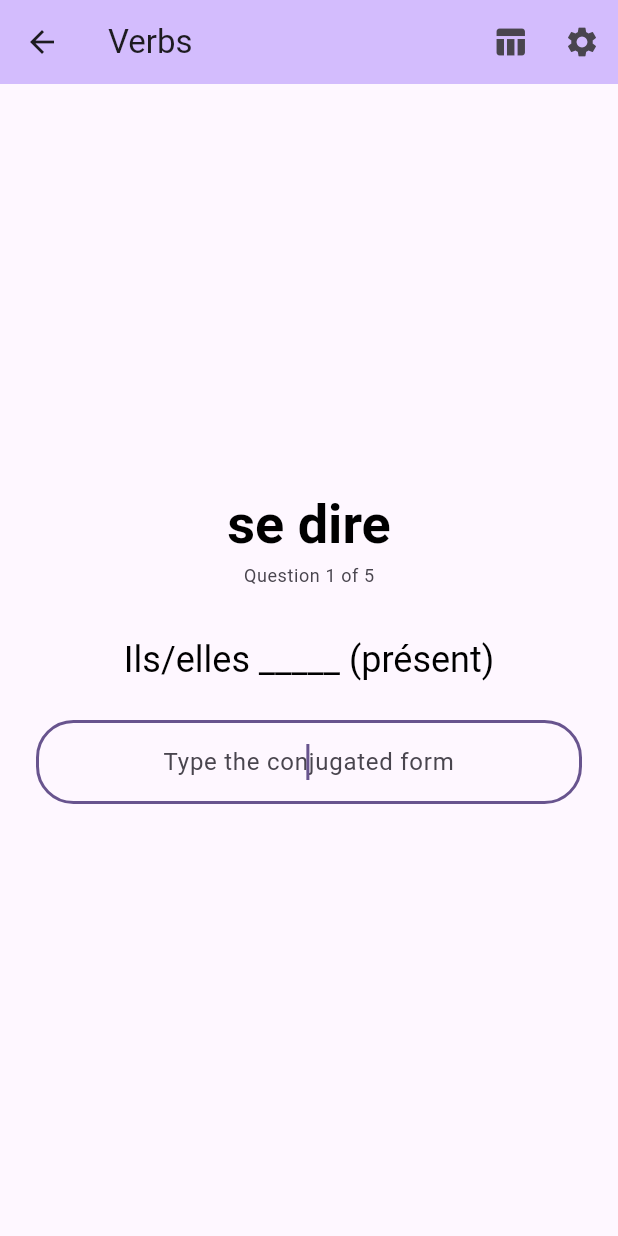
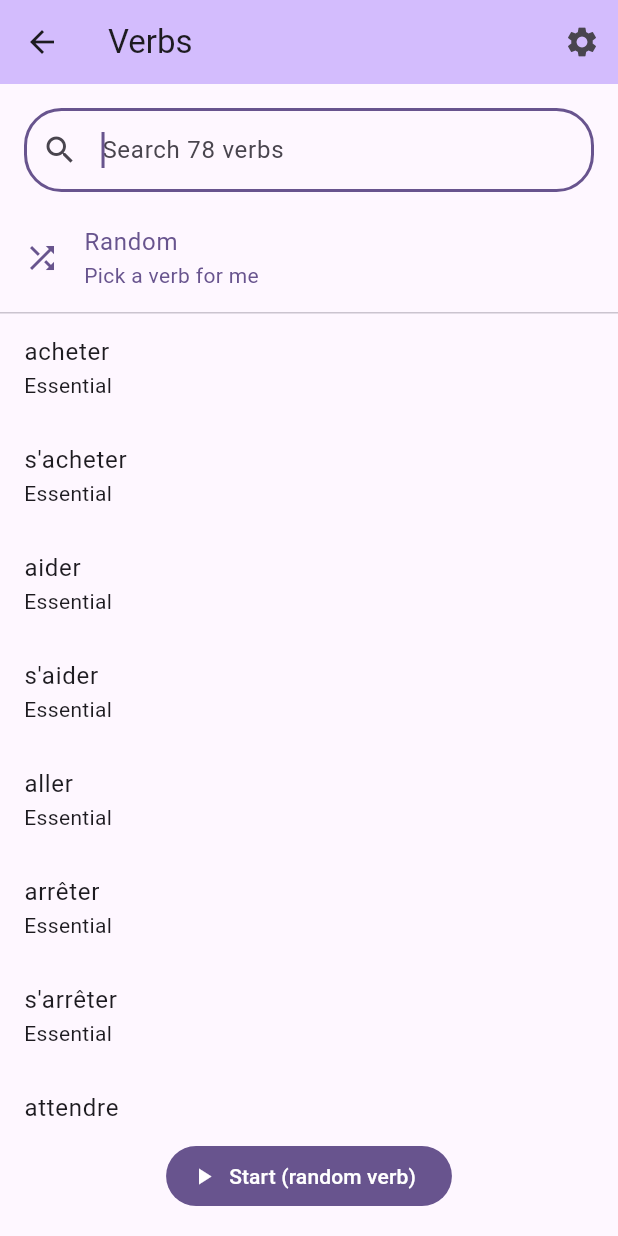
Before and after one commit to mrhockeymonkey/enfr, a Flutter app: the VerbsPage screen opened by its route, on a phone screen of 412 x 824 dp. Run offline on Flutter 3.47's test engine with Material 3 defaults, Android fonts, the phone set to English and light mode, and no system bars; our stand-ins replace flutter_secure_storage, web; missing offline and left inert: dart:js_interop, gpt_markdown, mistralai_client_dart; accounts and stored records are empty; statements that could not run were skipped.

Commit message:
improved verb practice (#32)
Co-authored-by: scott <scott.matthews343@gmail.com>

```diff
--- a/lib/data/verb_repository.dart
+++ b/lib/data/verb_repository.dart
@@ -17,14 +17,28 @@ class VerbRepository {
   }
 
   static Future<List<Verb>> _loadTier(VerbTier tier) async {
+    final hAspire = await _hAspire;
     final raw = await rootBundle.loadString(tier.assetPath);
     final json = jsonDecode(raw) as Map<String, dynamic>;
     final entries = json['verbs'] as Map<String, dynamic>;
     return [
       for (final entry in entries.entries)
-        if (Verb.fromJson(entry.key, tier, entry.value as Map<String, dynamic>)
+        if (Verb.fromJson(entry.key, tier, entry.value as Map<String, dynamic>,
+                hAspire: hAspire.contains(entry.key))
             case final verb?)
           verb
     ];
   }
+
+  static final Future<Set<String>> _hAspire =
+      rootBundle.loadString('assets/verbs/h_aspire.txt').then(parseHAspire);
+
+  /// The infinitives in an `h_aspire.txt` listing, skipping blank lines and
+  /// `#` comments.
+  static Set<String> parseHAspire(String text) => {
+        for (final line in text.split('\n'))
+          if (line.trim() case final verb
+              when verb.isNotEmpty && !verb.startsWith('#'))
+            verb
+      };
 }
--- a/lib/models/verb.dart
+++ b/lib/models/verb.dart
@@ -15,6 +15,10 @@ class Verb {
   /// reflexive pronoun ("me lève", "lève-toi").
   final bool pronominal;
 
+  /// True when the initial h is aspirated, so je does not elide before it
+  /// ("je hais", not "j'hais"). Listed in `assets/verbs/h_aspire.txt`.
+  final bool hAspire;
+
   const Verb({
     required this.infinitive,
     required this.tier,
@@ -22,10 +26,12 @@ class Verb {
     required this.forms,
     this.auxiliary = Auxiliary.avoir,
     this.pronominal = false,
+    this.hAspire = false,
   });
 
   static Verb? fromJson(
-      String infinitive, VerbTier tier, Map<String, dynamic> json) {
+      String infinitive, VerbTier tier, Map<String, dynamic> json,
+      {bool hAspire = false}) {
     final forms = <VerbTense, List<String?>>{};
     for (final tense in VerbTense.values) {
       final code = tense.code;
@@ -51,12 +57,20 @@ class Verb {
           ? Auxiliary.etre
           : Auxiliary.fromJson(meta is Map ? meta['auxiliary'] : null),
       pronominal: pronominal,
+      hAspire: hAspire,
     );
   }
 
   /// Whether the past participle agrees with the subject in compound tenses
   /// (être-auxiliary and pronominal verbs).
   bool get participleAgrees => pronominal || auxiliary == Auxiliary.etre;
+
+  /// This verb's WordReference French–English entry. The apostrophe is
+  /// escaped too ("s%27asseoir"), which [Uri.encodeComponent] leaves alone.
+  Uri get wordReferenceUrl => Uri.parse(
+        'https://www.wordreference.com/fren/'
+        '${Uri.encodeComponent(infinitive).replaceAll("'", '%27')}',
+      );
 
   bool hasTense(VerbTense tense) {
     if (tense.compound) {
--- a/lib/pages/verbs/verbs_page.dart
+++ b/lib/pages/verbs/verbs_page.dart
@@ -1,11 +1,13 @@
+import 'dart:math';
+
 import 'package:enfr/data/verb_repository.dart';
 import 'package:enfr/models/verb.dart';
 import 'package:enfr/models/verb_quiz_settings.dart';
-import 'package:enfr/pages/verbs/widgets/question_card.dart';
-import 'package:enfr/pages/verbs/widgets/verb_conjugation_sheet.dart';
+import 'package:enfr/pages/verbs/verb_quiz_page.dart';
 import 'package:enfr/pages/verbs/widgets/verb_quiz_settings_sheet.dart';
 import 'package:enfr/services/conjugation_quiz.dart';
 import 'package:enfr/services/verb_quiz_settings_service.dart';
+import 'package:enfr/services/verb_search.dart';
 import 'package:flutter/foundation.dart';
 import 'package:flutter/material.dart';
 
@@ -17,16 +19,30 @@ class VerbsPage extends StatefulWidget {
 }
 
 class _VerbsPageState extends State<VerbsPage> {
+  final _searchController = TextEditingController();
+  final _random = Random();
+
   VerbQuizSettings _settings = VerbQuizSettings.defaults;
+  List<Verb> _loaded = const [];
+
+  /// Loaded verbs that have at least one enabled tense.
   List<Verb> _verbs = const [];
-  ConjugationQuiz? _quiz;
-  ConjugationQuestion? _question;
+  List<Verb> _matches = const [];
+
+  /// The verb to practise; null means pick one at random on Start.
+  Verb? _selected;
   bool _loading = true;
 
   @override
   void initState() {
     super.initState();
     _init();
+  }
+
+  @override
+  void dispose() {
+    _searchController.dispose();
+    super.dispose();
   }
 
   Future<void> _init() async {
@@ -40,18 +56,23 @@ class _VerbsPageState extends State<VerbsPage> {
     setState(() => _loading = true);
     final verbs = await VerbRepository.loadTiers(_settings.tiers);
     if (!mounted) return;
-    _verbs = verbs;
+    _loaded = verbs;
     setState(() {
-      _rebuildQuiz();
+      _rebuildPool();
       _loading = false;
     });
   }
 
-  void _rebuildQuiz() {
-    final quiz = ConjugationQuiz(verbs: _verbs, tenses: _settings.tenses);
-    _quiz = quiz;
-    _question = quiz.isEmpty ? null : quiz.next();
+  void _rebuildPool() {
+    _verbs = [
+      for (final v in _loaded)
+        if (ConjugationQuiz.canQuiz(v, _settings.tenses)) v
+    ];
+    if (_selected != null && !_verbs.contains(_selected)) _selected = null;
+    _search();
   }
+
+  void _search() => _matches = searchVerbs(_verbs, _searchController.text);
 
   void _onSettingsChanged(VerbQuizSettings settings) {
     final tiersChanged = !setEquals(settings.tiers, _settings.tiers);
@@ -60,11 +81,9 @@ class _VerbsPageState extends State<VerbsPage> {
     if (tiersChanged) {
       _reloadVerbs();
     } else {
-      setState(_rebuildQuiz);
+      setState(_rebuildPool);
     }
   }
-
-  void _advance() => setState(() => _question = _quiz!.next());
 
   void _openSettings() {
     showModalBottomSheet(
@@ -77,12 +96,16 @@ class _VerbsPageState extends State<VerbsPage> {
     );
   }
 
-  void _openConjugations() {
-    final verb = _question!.verb;
-    showModalBottomSheet(
-      context: context,
-      isScrollControlled: true,
-      builder: (_) => VerbConjugationSheet(verb: verb),
+  void _select(Verb? verb) =>
+      setState(() => _selected = _selected == verb ? null : verb);
+
+  void _start() {
+    final verb = _selected ?? _verbs[_random.nextInt(_verbs.length)];
+    Navigator.push(
+      context,
+      MaterialPageRoute(
+        builder: (_) => VerbQuizPage(verb: verb, tenses: _settings.tenses),
+      ),
     );
   }
 
@@ -94,11 +117,6 @@ class _VerbsPageState extends State<VerbsPage> {
         backgroundColor: Theme.of(context).colorScheme.inversePrimary,
         actions: [
           IconButton(
-            icon: const Icon(Icons.table_chart),
-            tooltip: 'Show conjugations',
-            onPressed: _question == null ? null : _openConjugations,
-          ),
-          IconButton(
             icon: const Icon(Icons.settings),
             tooltip: 'Quiz settings',
             onPressed: _openSettings,
@@ -106,6 +124,21 @@ class _VerbsPageState extends State<VerbsPage> {
         ],
       ),
       body: _buildBody(context),
+      bottomNavigationBar: SafeArea(
+        child: Padding(
+          padding: const EdgeInsets.all(16),
+          child: Center(
+            heightFactor: 1,
+            child: FilledButton.icon(
+              icon: const Icon(Icons.play_arrow),
+              label: Text(_selected == null
+                  ? 'Start (random verb)'
+                  : 'Start: ${_selected!.infinitive}'),
+              onPressed: _loading || _verbs.isEmpty ? null : _start,
+            ),
+          ),
+        ),
+      ),
     );
   }
 
@@ -113,8 +146,7 @@ class _VerbsPageState extends State<VerbsPage> {
     if (_loading) {
       return const Center(child: CircularProgressIndicator());
     }
-    final question = _question;
-    if (question == null) {
+    if (_verbs.isEmpty) {
       return const Center(
         child: Padding(
           padding: EdgeInsets.all(24),
@@ -128,29 +160,60 @@ class _VerbsPageState extends State<VerbsPage> {
     return Center(
       child: ConstrainedBox(
         constraints: const BoxConstraints(maxWidth: 480),
-        child: Padding(
-          padding: const EdgeInsets.all(24),
-          child: AnimatedSwitcher(
-            duration: const Duration(milliseconds: 300),
-            transitionBuilder: (child, animation) {
-              final incoming = child.key == ValueKey(question);
-              final slide = Tween<Offset>(
-                begin: Offset(incoming ? 1 : -1, 0),
-                end: Offset.zero,
-              ).animate(
-                CurvedAnimation(parent: animation, curve: Curves.easeOut),
-              );
-              return FadeTransition(
-                opacity: animation,
-                child: SlideTransition(position: slide, child: child),
-              );
-            },
-            child: QuestionCard(
-              key: ValueKey(question),
-              question: question,
-              onAdvance: _advance,
+        child: Column(
+          children: [
+            Padding(
+              padding: const EdgeInsets.fromLTRB(16, 16, 16, 8),
+              child: TextField(
+                controller: _searchController,
+                autofocus: true,
+                autocorrect: false,
+                enableSuggestions: false,
+                decoration: InputDecoration(
+                  hintText: 'Search ${_verbs.length} verbs',
+                  prefixIcon: const Icon(Icons.search),
+                  suffixIcon: _searchController.text.isEmpty
+                      ? null
+                      : IconButton(
+                          icon: const Icon(Icons.clear),
+                          tooltip: 'Clear search',
+                          onPressed: () => setState(() {
+                            _searchController.clear();
+                            _search();
+                          }),
+                        ),
+                  border: OutlineInputBorder(
+                    borderRadius: BorderRadius.circular(25.0),
+                  ),
+                ),
+                onChanged: (_) => setState(_search),
+              ),
             ),
-          ),
+            ListTile(
+              leading: const Icon(Icons.shuffle),
+              title: const Text('Random'),
+              subtitle: const Text('Pick a verb for me'),
+              selected: _selected == null,
+              onTap: () => _select(null),
+            ),
+            const Divider(height: 1),
+            Expanded(
+              child: _matches.isEmpty
+                  ? const Center(child: Text('No matching verbs'))
+                  : ListView.builder(
+                      itemCount: _matches.length,
+                      itemBuilder: (context, i) {
+                        final verb = _matches[i];
+                        return ListTile(
+                          title: Text(verb.infinitive),
+                          subtitle: Text(verb.tier.label),
+                          selected: verb == _selected,
+                          onTap: () => _select(verb),
+                        );
+                      },
+                    ),
+            ),
+          ],
         ),
       ),
     );
--- a/lib/pages/verbs/widgets/question_card.dart
+++ b/lib/pages/verbs/widgets/question_card.dart
@@ -1,7 +1,9 @@
 import 'dart:math';
 
+import 'package:enfr/pages/verbs/widgets/tense_chip.dart';
 import 'package:enfr/services/conjugation_quiz.dart';
 import 'package:flutter/material.dart';
+import 'package:url_launcher/link.dart';
 
 class QuestionCard extends StatefulWidget {
   final ConjugationQuestion question;
@@ -56,38 +58,89 @@ class _QuestionCardState extends State<QuestionCard>
     _focusNode.requestFocus();
   }
 
+  /// The prompt with the answer typed straight into its blank, like a
+  /// worksheet on paper. The blank starts at a fixed width, so it gives away
+  /// nothing about the answer, and grows as the user types.
+  Widget _buildSentence(ThemeData theme) {
+    final (before, after) = widget.question.prompt;
+    final style = theme.textTheme.headlineSmall;
+    final wrong = _attempts > 0 && !_revealed;
+    UnderlineInputBorder underline(Color color, [double width = 1]) =>
+        UnderlineInputBorder(
+          borderSide: BorderSide(
+              color: wrong ? theme.colorScheme.error : color,
+              width: wrong ? 2 : width),
+        );
+
+    return Row(
+      mainAxisSize: MainAxisSize.min,
+      crossAxisAlignment: CrossAxisAlignment.baseline,
+      textBaseline: TextBaseline.alphabetic,
+      children: [
+        if (before.isNotEmpty) Text(before, style: style),
+        Flexible(
+          child: ConstrainedBox(
+            constraints: const BoxConstraints(minWidth: 120),
+            child: IntrinsicWidth(
+              child: TextField(
+                controller: _controller,
+                focusNode: _focusNode,
+                autofocus: true,
+                autocorrect: false,
+                enableSuggestions: false,
+                textAlign: TextAlign.center,
+                style: style,
+                decoration: InputDecoration(
+                  isDense: true,
+                  contentPadding:
+                      const EdgeInsets.symmetric(horizontal: 8, vertical: 4),
+                  enabledBorder: underline(theme.colorScheme.onSurfaceVariant),
+                  focusedBorder: underline(theme.colorScheme.primary, 2),
+                ),
+                onSubmitted: _submit,
+              ),
+            ),
+          ),
+        ),
+        if (after.isNotEmpty) Text(after, style: style),
+      ],
+    );
+  }
+
   @override
   Widget build(BuildContext context) {
     final theme = Theme.of(context);
     final question = widget.question;
-    final errorBorder = _attempts > 0 && !_revealed
-        ? OutlineInputBorder(
-            borderRadius: BorderRadius.circular(25.0),
-            borderSide: BorderSide(color: theme.colorScheme.error, width: 2),
-          )
-        : null;
-
     return Column(
       mainAxisSize: MainAxisSize.min,
       children: [
-        Text(
-          question.verb.infinitive,
-          style: theme.textTheme.displaySmall
-              ?.copyWith(fontWeight: FontWeight.bold),
-          textAlign: TextAlign.center,
+        // A real link (an <a> on web) rather than a launchUrl call, so a tap
+        // on Android can hand off to the WordReference app if installed.
+        Link(
+          uri: question.verb.wordReferenceUrl,
+          target: LinkTarget.blank,
+          builder: (context, followLink) => InkWell(
+            onTap: followLink,
+            borderRadius: BorderRadius.circular(8),
+            child: Text(
+              question.verb.infinitive,
+              style: theme.textTheme.displaySmall?.copyWith(
+                fontWeight: FontWeight.bold,
+                decoration: TextDecoration.underline,
+                decorationThickness: 1,
+              ),
+              textAlign: TextAlign.center,
+            ),
+          ),
         ),
         const SizedBox(height: 4),
         Text(
-          'Question ${question.number} of ${ConjugationQuiz.questionsPerVerb}',
+          'Question ${question.number} of ${ConjugationQuiz.questionsPerSession}',
           style: theme.textTheme.bodySmall
               ?.copyWith(color: theme.colorScheme.onSurfaceVariant),
         ),
-        const SizedBox(height: 32),
-        Text(
-          question.prompt,
-          style: theme.textTheme.headlineSmall,
-          textAlign: TextAlign.center,
-        ),
+        const SizedBox(height: 12),
+        TenseChip(tense: question.tense),
         const SizedBox(height: 24),
         AnimatedBuilder(
           animation: _shake,
@@ -96,23 +149,7 @@ class _QuestionCardState extends State<QuestionCard>
             final dx = sin(t * pi * 4) * 8 * (1 - t);
             return Transform.translate(offset: Offset(dx, 0), child: child);
           },
-          child: TextField(
-            controller: _controller,
-            focusNode: _focusNode,
-            autofocus: true,
-            autocorrect: false,
-            enableSuggestions: false,
-            textAlign: TextAlign.center,
-            decoration: InputDecoration(
-              hintText: 'Type the conjugated form',
-              border: OutlineInputBorder(
-                borderRadius: BorderRadius.circular(25.0),
-              ),
-              enabledBorder: errorBorder,
-              focusedBorder: errorBorder,
-            ),
-            onSubmitted: _submit,
-          ),
+          child: _buildSentence(theme),
         ),
         const SizedBox(height: 16),
         if (_revealed) ...[
--- a/lib/pages/verbs/widgets/verb_conjugation_sheet.dart
+++ b/lib/pages/verbs/widgets/verb_conjugation_sheet.dart
@@ -1,5 +1,6 @@
 import 'package:enfr/models/verb.dart';
 import 'package:enfr/models/verb_tense.dart';
+import 'package:enfr/pages/verbs/widgets/tense_chip.dart';
 import 'package:flutter/material.dart';
 
 class VerbConjugationSheet extends StatefulWidget {
@@ -46,8 +47,8 @@ class _VerbConjugationSheetState extends State<VerbConjugationSheet> {
             runSpacing: 8,
             children: [
               for (final tense in tenses)
-                ChoiceChip(
-                  label: Text(tense.displayName),
+                TenseChip(
+                  tense: tense,
                   selected: _selected == tense,
                   onSelected: (_) => setState(() => _selected = tense),
                 ),
--- a/lib/services/conjugation_quiz.dart
+++ b/lib/services/conjugation_quiz.dart
@@ -3,7 +3,6 @@ import 'dart:math';
 import 'package:enfr/models/auxiliary.dart';
 import 'package:enfr/models/verb.dart';
 import 'package:enfr/models/verb_tense.dart';
-import 'package:enfr/services/verb_selector.dart';
 
 class ConjugationQuestion {
   final Verb verb;
@@ -13,7 +12,8 @@ class ConjugationQuestion {
 
   /// Gender and number the answer must agree with. Set only for a compound
   /// tense of a verb whose participle agrees with the subject; the prompt then
-  /// names the gender ("Elle", "Ils", "Je (f)") so exactly one form is right.
+  /// names the gender ("Elle", "Ils", "Je _____ (f)") so exactly one form is
+  /// right.
   final Agreement? agreement;
 
   const ConjugationQuestion({
@@ -26,18 +26,34 @@ class ConjugationQuestion {
 
   String get answer => verb.form(tense, slot, agreement: agreement)!;
 
-  String get prompt {
+  /// The text before and after the blank the answer fills. The tense is shown
+  /// beside the sentence rather than in it, so only a person or agreement that
+  /// has no subject slot ("tu" for the imperative, "féminin pluriel" for the
+  /// participle) is bracketed after the blank, as is a gender the subject
+  /// pronoun can't show ("Tu _____ (m)").
+  (String, String) get prompt {
     final label = tense.slots[slot];
-    if (!tense.subjectPrefix) {
-      return '_____ (${tense.displayName}, $label)';
-    }
-    return '${_subject(label)}_____ (${tense.displayName})';
+    if (!tense.subjectPrefix) return ('', ' ($label)');
+    final agreement = this.agreement;
+    final showsGender = slot == 2 || slot == 5;
+    return (
+      _subject(label),
+      agreement == null || showsGender ? '' : ' (${agreement.label})',
+    );
   }
 
   static const _vowels = 'aeiouàâäéèêëîïôöùûü';
 
+  /// Whether je elides before the answer: it starts with a vowel, or with an
+  /// h that is not aspirated ("j'habite", but "je hais").
+  bool get _elides {
+    final first = answer[0];
+    return _vowels.contains(first) || (first == 'h' && !verb.hAspire);
+  }
+
   /// The capitalised subject and the space (or elision) before the blank:
-  /// "Nous ", "Elle ", "Je (f) ", or "J'" when the answer starts with a vowel.
+  /// "Nous ", "Elle ", or "J'" when [_elides]. With an [agreement], il/elle
+  /// and ils/elles narrow to the pronoun of that gender.
   String _subject(String label) {
     final agreement = this.agreement;
     final subject = agreement == null
@@ -45,9 +61,9 @@ class ConjugationQuestion {
         : switch (slot) {
             2 => agreement.feminine ? 'elle' : 'il',
             5 => agreement.feminine ? 'elles' : 'ils',
-            _ => '$label (${agreement.label})',
+            _ => label,
           };
-    if (slot == 0 && _vowels.contains(answer[0])) return "J'";
+    if (slot == 0 && _elides) return "J'";
     return '${subject[0].toUpperCase()}${subject.substring(1)} ';
   }
 
@@ -61,37 +77,29 @@ class ConjugationQuestion {
 }
 
 class ConjugationQuiz {
-  static const questionsPerVerb = 5;
+  static const questionsPerSession = 25;
 
-  final List<Verb> _pool;
+  final Verb verb;
   final Set<VerbTense> _tenses;
-  final VerbSelector _selector;
   final Random _random;
 
-  Verb? _currentVerb;
   int _asked = 0;
   (VerbTense, int, Agreement?)? _last;
 
   ConjugationQuiz({
-    required List<Verb> verbs,
+    required this.verb,
     required Set<VerbTense> tenses,
-    VerbSelector? selector,
     Random? random,
   })  : _tenses = tenses,
-        _pool = verbs
-            .where((v) => tenses.any((t) => v.slotsFor(t).isNotEmpty))
-            .toList(),
-        _selector = selector ?? RandomVerbSelector(random),
         _random = random ?? Random();
 
-  bool get isEmpty => _pool.isEmpty;
+  /// Whether [verb] has at least one form in any of [tenses].
+  static bool canQuiz(Verb verb, Set<VerbTense> tenses) =>
+      tenses.any((t) => verb.slotsFor(t).isNotEmpty);
+
+  bool get isFinished => _asked >= questionsPerSession;
 
   ConjugationQuestion next() {
-    if (_currentVerb == null || _asked >= questionsPerVerb) {
-      _currentVerb = _selector.next(_pool);
-      _asked = 0;
-    }
-    final verb = _currentVerb!;
     final tenses = _tenses.where((t) => verb.slotsFor(t).isNotEmpty).toList();
     final choices = tenses.fold(0, (n, t) => n + verb.slotsFor(t).length);
     (VerbTense, int, Agreement?) pick;
--- /dev/null
+++ b/lib/services/verb_search.dart
@@ -0,0 +1,46 @@
+import 'package:enfr/models/verb.dart';
+
+/// Verbs whose infinitive contains [query], ignoring case and accents.
+///
+/// Matches that start with the query (after any "se "/"s'" prefix) come
+/// first, then the rest; each group is ordered most frequent first. An empty
+/// query returns [verbs] unchanged.
+List<Verb> searchVerbs(List<Verb> verbs, String query) {
+  final q = _fold(query.trim());
+  if (q.isEmpty) return verbs;
+  final prefix = <Verb>[];
+  final contains = <Verb>[];
+  for (final verb in verbs) {
+    final name = _fold(verb.infinitive);
+    if (_stripReflexive(name).startsWith(q) || name.startsWith(q)) {
+      prefix.add(verb);
+    } else if (name.contains(q)) {
+      contains.add(verb);
+    }
+  }
+  int byZipf(Verb a, Verb b) => b.zipf.compareTo(a.zipf);
+  return [...prefix..sort(byZipf), ...contains..sort(byZipf)];
+}
+
+String _stripReflexive(String name) {
+  if (name.startsWith('se ')) return name.substring(3);
+  if (name.startsWith("s'")) return name.substring(2);
+  return name;
+}
+
+const _accents = {
+  'à': 'a', 'â': 'a', 'ä': 'a', //
+  'é': 'e', 'è': 'e', 'ê': 'e', 'ë': 'e', //
+  'î': 'i', 'ï': 'i', 'ô': 'o', 'ö': 'o', //
+  'ù': 'u', 'û': 'u', 'ü': 'u', 'ç': 'c', 'ÿ': 'y', //
+  '’': "'",
+};
+
+String _fold(String s) {
+  final lower = s.toLowerCase();
+  final out = StringBuffer();
+  for (final ch in lower.split('')) {
+    out.write(_accents[ch] ?? ch);
+  }
+  return out.toString();
+}
--- a/lib/services/verb_selector.dart
+++ /dev/null
@@ -1,16 +0,0 @@
-import 'dart:math';
-
-import 'package:enfr/models/verb.dart';
-
-abstract interface class VerbSelector {
-  Verb next(List<Verb> pool);
-}
-
-class RandomVerbSelector implements VerbSelector {
-  final Random _random;
-
-  RandomVerbSelector([Random? random]) : _random = random ?? Random();
-
-  @override
-  Verb next(List<Verb> pool) => pool[_random.nextInt(pool.length)];
-}
--- a/pubspec.yaml
+++ b/pubspec.yaml
@@ -41,6 +41,7 @@ dependencies:
   flutter_secure_storage: ^11.0.0
   http: ^1.4.0
   web: ^1.1.1
+  url_launcher: ^6.3.3
 
 dev_dependencies:
   flutter_test:
@@ -72,6 +73,7 @@ flutter:
     - assets/verbs/verbs_moderate.json
     - assets/verbs/verbs_uncommon.json
     - assets/verbs/verbs_rare.json
+    - assets/verbs/h_aspire.txt
 
   # Bundle Roboto locally so the app does not fetch it from fonts.gstatic.com
   # at runtime. `--no-web-resources-cdn` alone does not prevent this fetch
```
Also changed, not shown: assets/verbs/h_aspire.txt (added, +66 -0 lines), lib/pages/verbs/verb_quiz_page.dart (added, +122 -0 lines), lib/pages/verbs/widgets/tense_chip.dart (added, +78 -0 lines), pubspec.lock, 6 other files.
